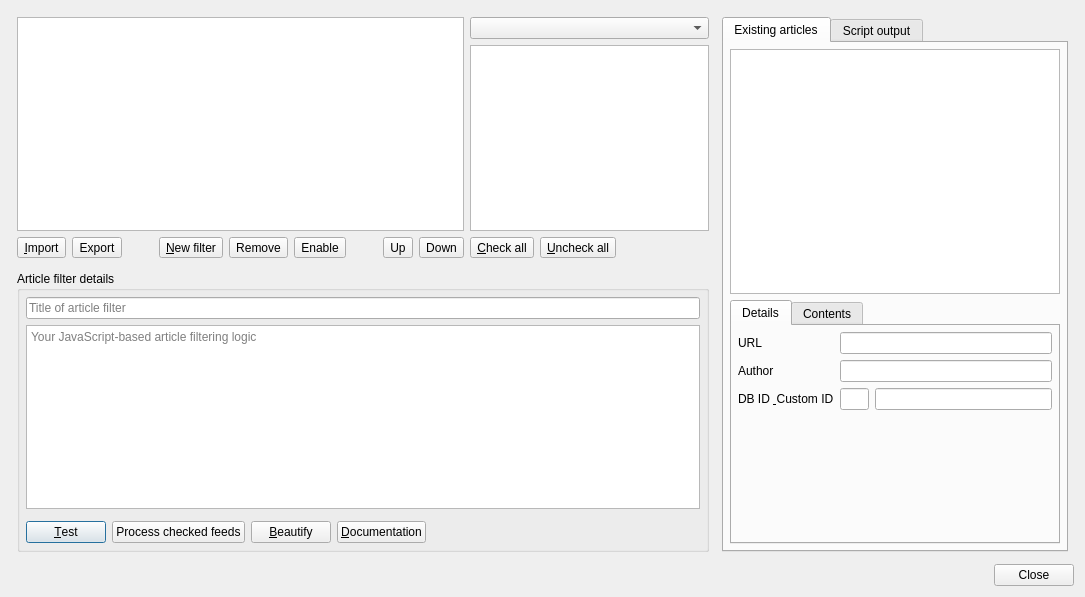
This is src/librssguard/gui/dialogs/formmessagefiltersmanager.ui in martinrotter/rssguard as Qt 5 draws it before an edit. The edited form follows.
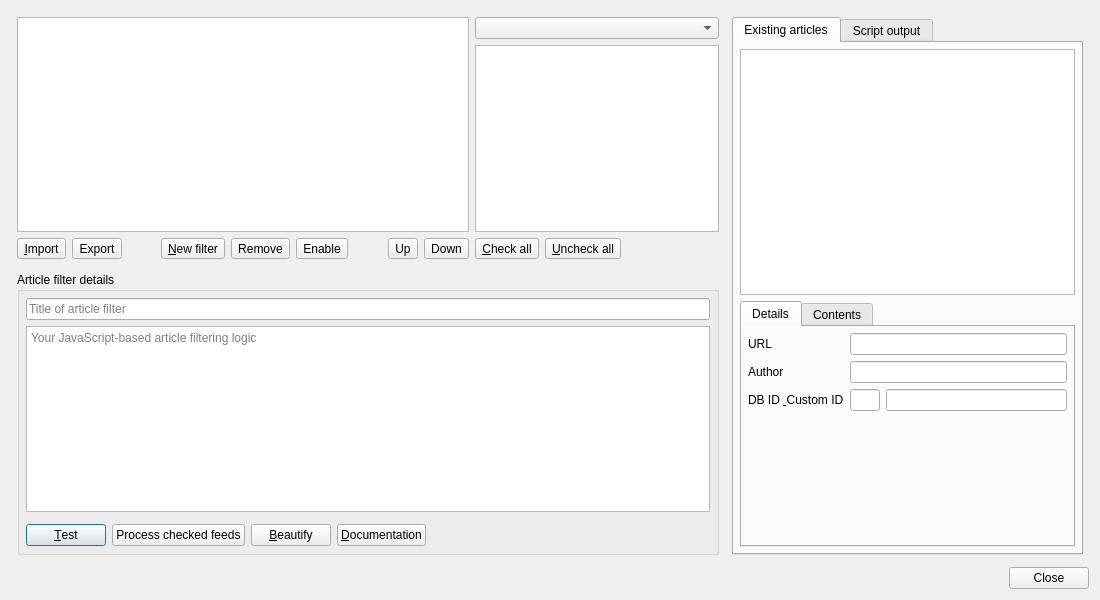
This is the edited form. Custom widgets are drawn as their Qt base class.

Patch:
```diff
--- a/src/librssguard/gui/dialogs/formmessagefiltersmanager.ui
+++ b/src/librssguard/gui/dialogs/formmessagefiltersmanager.ui
@@ -6,8 +6,8 @@
    <rect>
     <x>0</x>
     <y>0</y>
-    <width>1085</width>
-    <height>597</height>
+    <width>1100</width>
+    <height>600</height>
    </rect>
   </property>
   <property name="windowTitle">
```
